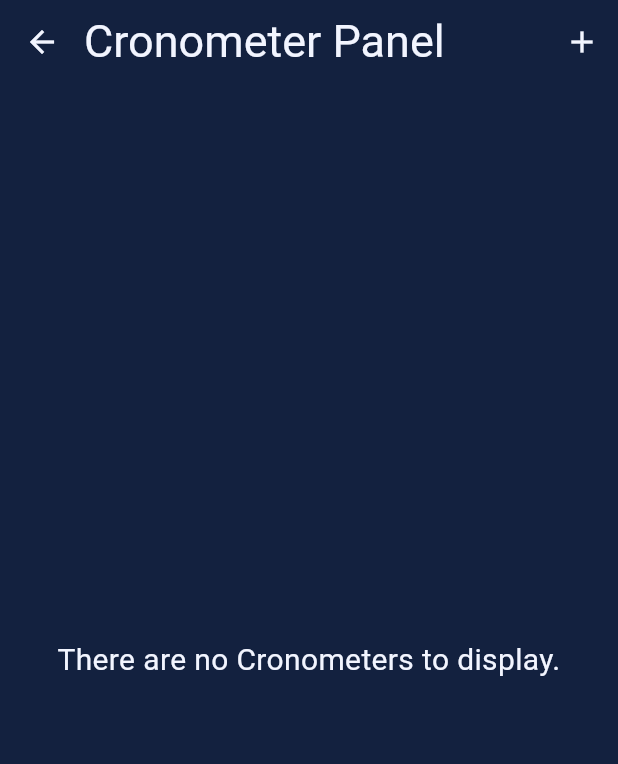
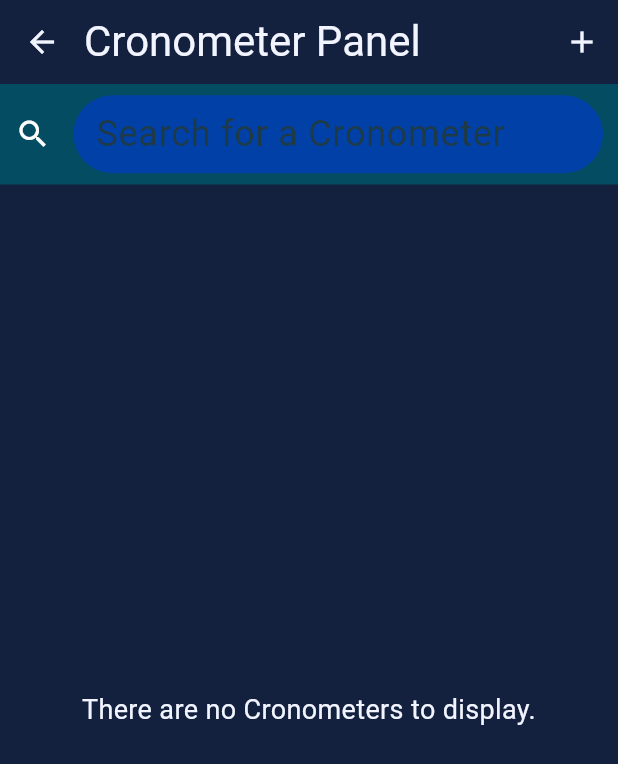
Before and after one commit to VFMiracle/Projeto-App-v0.3, a Flutter app: the screen it shows after launch, after a tap on "Cronometer List", on a phone screen of 412 x 824 dp. Shown: the top 764 px of the screen. Run offline on Flutter 3.47's test engine with Material 3 defaults, Android fonts, the phone set to English and light mode, and no system bars; our stand-ins replace flutter_local_notifications, numberpicker, sqflite; accounts and stored records are empty.

Commit message:
Estilos Modificados para Novo Dispositivo Base
Além disso, a Color Palette foi modificada e a estrutura base da Search Bar foi aplicada.

```diff
--- a/lib/models/routes/cronometer_panel_model.dart
+++ b/lib/models/routes/cronometer_panel_model.dart
@@ -42,6 +42,10 @@ class CronometerPanelModel extends ChangeNotifier{
     return _cronometersModel[index];
   }
 
+  void searchCronometers(String searchTerm){
+
+  }
+
   void sortCronometers(){
     _cronometersModel.sort((a, b) => a.nameNotifier.name.toLowerCase().compareTo(b.nameNotifier.name.toLowerCase()));
     notifyListeners();
--- a/lib/themes/main_theme.dart
+++ b/lib/themes/main_theme.dart
@@ -10,9 +10,11 @@ abstract class MainTheme{
       colorScheme: const ColorScheme(
         brightness: Brightness.dark,
         primary: Color.fromARGB(255, 46, 156, 239), //INFO: Color Name: Celestial Blue
-        onPrimary: Color.fromARGB(255, 7, 236, 217), //INFO: Color Name: Turquoise
-        secondary: Color.fromARGB(255, 40, 76, 40), //INFO: Color Name: Cal Poly Green
-        onSecondary: Color.fromARGB(255, 50, 236, 65), //INFO: Color Name: SGBUS Green
+        onPrimary: Color.fromARGB(255, 0, 64, 167), //INFO: Color Name: Cobalt Blue
+        secondary: Color.fromARGB(255, 4, 76, 98), //INFO: Color Name: Midnight Green
+        onSecondary: Color.fromARGB(255, 55, 238, 251), //INFO: Color Name: Eletric Blue
+        tertiary: Color.fromARGB(255, 40, 76, 40), //INFO: Color Name: Cal Poly Green
+        onTertiary: Color.fromARGB(255, 50, 236, 65), //INFO: Color Name: SGBUS Green
         error: Color.fromARGB(255, 146, 25, 11), //INFO: Color Name: Penn Red
         onError: Color.fromARGB(255, 255, 54, 54), //INFO: Color Name: Vermilion
         surface: Color.fromARGB(255, 19, 33, 63), //INFO: Color Name: Oxford Blue
@@ -32,7 +34,7 @@ abstract class MainTheme{
         ),
         //INFO: This Style is used on the majority of simple text writtern throughout the App, including, but not limited to: Route warnings, Error Dialogs and Input labels.
         bodyMedium: TextStyle(
-          fontSize: 20,
+          fontSize: 18,
         ),
         //INFO: This Style is used for the Date Picker's Weekday description in it's Header.
         headlineLarge: TextStyle(
@@ -49,7 +51,7 @@ abstract class MainTheme{
         ),
         //INFO: This Style is used for the Titles of the Routes.
         titleLarge: TextStyle(
-          fontSize: 30,
+          fontSize: 28,
         ),
         //INFO: This Style is used for the entries of a Dropdown Button, regardless of whether they're selected or not, and height of a Text Form Field independently of it's
         //  text size.
--- a/lib/views/routes/cronometer_panel_view.dart
+++ b/lib/views/routes/cronometer_panel_view.dart
@@ -33,7 +33,7 @@ class _CronometerPanelViewState extends State<CronometerPanelView>{
       body: Column(
         mainAxisAlignment: MainAxisAlignment.center,
         children: [
-          /*_buildSearchBar(),*/
+          _buildSearchBar(),
           Expanded(
             child: Consumer<CronometerPanelModel>(
               builder: (BuildContext context, CronometerPanelModel cronometerPanelModel, Widget? child){
@@ -90,11 +90,10 @@ class _CronometerPanelViewState extends State<CronometerPanelView>{
     );
   }
 
-  /*Container _buildSearchBar(){
+  Container _buildSearchBar(){
     return Container(
-      decoration: const BoxDecoration(
-        boxShadow: [BoxShadow(blurRadius: 15, offset: Offset(0, -2.5))],
-        color: Color.fromARGB(255, 51, 157, 211),
+      decoration: BoxDecoration(
+        color: Theme.of(context).colorScheme.secondary,
       ),
       padding: const EdgeInsets.symmetric(vertical: 7.5),
       child: Row(
@@ -105,9 +104,9 @@ class _CronometerPanelViewState extends State<CronometerPanelView>{
           ),
           Expanded(
             child: Container(
-              decoration: const BoxDecoration(
+              decoration: BoxDecoration(
                 borderRadius: BorderRadius.all(Radius.circular(50.0)),
-                color: Color.fromARGB(255, 41, 102, 133),
+                color: Theme.of(context).colorScheme.onPrimary,
                 shape: BoxShape.rectangle,
               ),
               margin: const EdgeInsets.only(right: 10),
@@ -126,5 +125,5 @@ class _CronometerPanelViewState extends State<CronometerPanelView>{
         ]
       ),
     );
-  }*/
+  }
 }
--- a/lib/views/routes/cronometer_view.dart
+++ b/lib/views/routes/cronometer_view.dart
@@ -53,7 +53,10 @@ class _CronometerViewState extends State<CronometerView> with WidgetsBindingObse
           ),
         ],
         title: Consumer<CronometerNameNotifier>(
-          builder: (BuildContext context, CronometerNameNotifier crnmtrNameNtfr, Widget? child) => Text(crnmtrNameNtfr.name)
+          builder: (BuildContext context, CronometerNameNotifier crnmtrNameNtfr, Widget? child) => Text(
+            crnmtrNameNtfr.name,
+            style: Theme.of(context).textTheme.titleLarge!.copyWith(fontSize: 24),
+          )
         ),
       ),
       body: Column(
--- a/project_notes/A Fazer.txt
+++ b/project_notes/A Fazer.txt
@@ -1,3 +1,3 @@
 THINGS TO DO:
-	*- Add a Search Bar to the Cronometer Panel.
-	- Decide if the App's Color Palette needs to be expanded with a Ternary Color.
+	- Add a Search Bar to the Cronometer Panel.
+		*- Customize the Style for the Search Bar.
```
Also changed, not shown: lib/views/routes/command_history_panel_view.dart (+2 -10 lines).
